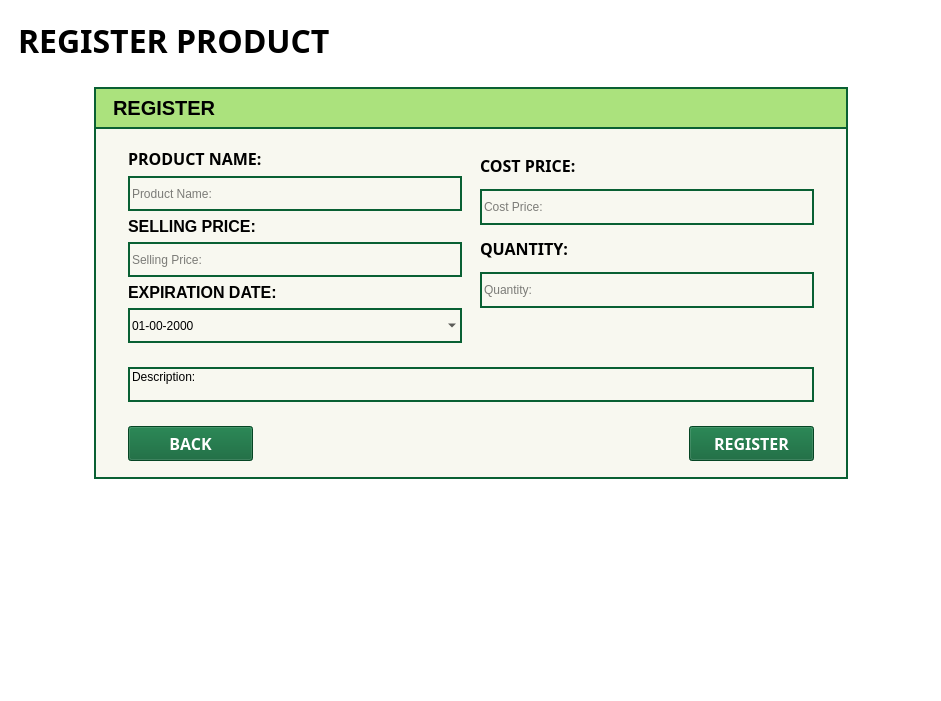
The window that Screens/MainMenuScreens/Registration/Registration_prod.ui (Bideiro/Ranil_project_py) describes before a commit, drawn with Qt 5.
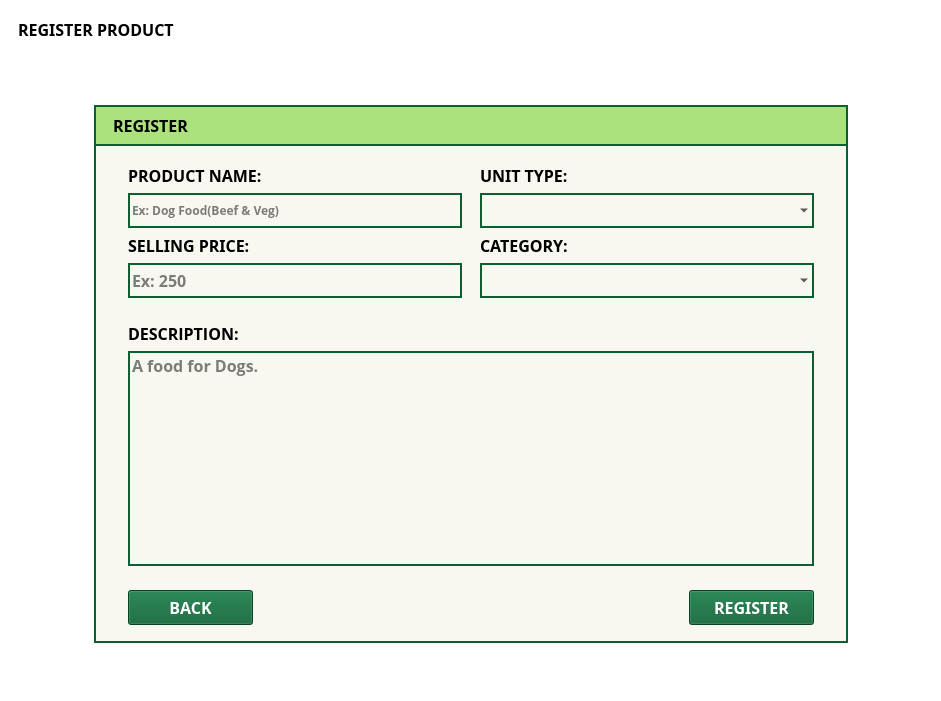
The same window after the commit.

Commit message: working reg_prod

Diff of the .ui file:
```diff
--- a/Screens/MainMenuScreens/Registration/Registration_prod.ui
+++ b/Screens/MainMenuScreens/Registration/Registration_prod.ui
@@ -10,12 +10,27 @@
     <height>701</height>
    </rect>
   </property>
+  <property name="font">
+   <font>
+    <family>Open Sans</family>
+    <pointsize>12</pointsize>
+    <bold>true</bold>
+   </font>
+  </property>
   <property name="windowTitle">
    <string>MainWindow</string>
   </property>
   <widget class="QWidget" name="centralwidget">
    <property name="styleSheet">
-    <string notr="true">#centralwidget{background-color: rgb(255, 255, 255);}</string>
+    <string notr="true">#centralwidget{background-color: rgb(255, 255, 255);}
+
+.QLabel{
+	font: 700 12pt &quot;DM Sans&quot;;
+}
+
+.QComboBox , .QLineEdit{
+	font: 700 9pt &quot;Open Sans&quot;;
+}</string>
    </property>
    <layout class="QVBoxLayout" name="verticalLayout_7">
     <item>
@@ -26,7 +41,7 @@
          <property name="font">
           <font>
            <family>DM Sans</family>
-           <pointsize>24</pointsize>
+           <pointsize>12</pointsize>
            <italic>false</italic>
            <bold>true</bold>
           </font>
@@ -39,6 +54,22 @@
       </layout>
      </widget>
     </item>
+    <item>
+     <spacer name="verticalSpacer">
+      <property name="orientation">
+       <enum>Qt::Vertical</enum>
+      </property>
+      <property name="sizeType">
+       <enum>QSizePolicy::Fixed</enum>
+      </property>
+      <property name="sizeHint" stdset="0">
+       <size>
+        <width>20</width>
+        <height>40</height>
+       </size>
+      </property>
+     </spacer>
+    </item>
     <item>
      <widget class="QWidget" name="widget_10" native="true">
       <layout class="QHBoxLayout" name="horizontalLayout_4">
@@ -121,7 +152,9 @@
                </property>
                <property name="font">
                 <font>
-                 <pointsize>15</pointsize>
+                 <family>DM Sans</family>
+                 <pointsize>12</pointsize>
+                 <italic>false</italic>
                  <bold>true</bold>
                 </font>
                </property>
@@ -187,6 +220,7 @@
                       <font>
                        <family>DM Sans</family>
                        <pointsize>12</pointsize>
+                       <italic>false</italic>
                        <bold>true</bold>
                       </font>
                      </property>
@@ -209,11 +243,19 @@
                        <height>35</height>
                       </size>
                      </property>
+                     <property name="font">
+                      <font>
+                       <family>Open Sans</family>
+                       <pointsize>9</pointsize>
+                       <italic>false</italic>
+                       <bold>true</bold>
+                      </font>
+                     </property>
                      <property name="text">
                       <string/>
                      </property>
                      <property name="placeholderText">
-                      <string>Product Name:</string>
+                      <string>Ex: Dog Food(Beef &amp; Veg)</string>
                      </property>
                     </widget>
                    </item>
@@ -221,7 +263,9 @@
                     <widget class="QLabel" name="label_4">
                      <property name="font">
                       <font>
+                       <family>DM Sans</family>
                        <pointsize>12</pointsize>
+                       <italic>false</italic>
                        <bold>true</bold>
                       </font>
                      </property>
@@ -248,48 +292,7 @@
                       <string/>
                      </property>
                      <property name="placeholderText">
-                      <string>Selling Price:</string>
-                     </property>
-                    </widget>
-                   </item>
-                   <item>
-                    <widget class="QLabel" name="label_5">
-                     <property name="font">
-                      <font>
-                       <pointsize>12</pointsize>
-                       <bold>true</bold>
-                      </font>
-                     </property>
-                     <property name="text">
-                      <string>EXPIRATION DATE:</string>
-                     </property>
-                    </widget>
-                   </item>
-                   <item>
-                    <widget class="QDateEdit" name="EDate_DE">
-                     <property name="sizePolicy">
-                      <sizepolicy hsizetype="MinimumExpanding" vsizetype="Minimum">
-                       <horstretch>0</horstretch>
-                       <verstretch>0</verstretch>
-                      </sizepolicy>
-                     </property>
-                     <property name="minimumSize">
-                      <size>
-                       <width>25</width>
-                       <height>35</height>
-                      </size>
-                     </property>
-                     <property name="buttonSymbols">
-                      <enum>QAbstractSpinBox::NoButtons</enum>
-                     </property>
-                     <property name="specialValueText">
-                      <string/>
-                     </property>
-                     <property name="displayFormat">
-                      <string>dd-mm-yyyy</string>
-                     </property>
-                     <property name="calendarPopup">
-                      <bool>true</bool>
+                      <string>Ex: 250</string>
                      </property>
                     </widget>
                    </item>
@@ -308,60 +311,25 @@
 }</string>
                   </property>
                   <layout class="QVBoxLayout" name="verticalLayout">
-                   <item>
-                    <widget class="QLabel" name="label_7">
-                     <property name="font">
-                      <font>
-                       <family>DM Sans</family>
-                       <pointsize>12</pointsize>
-                       <bold>true</bold>
-                      </font>
-                     </property>
-                     <property name="text">
-                      <string>COST PRICE:</string>
-                     </property>
-                    </widget>
-                   </item>
-                   <item>
-                    <widget class="QLineEdit" name="CPrice_LE">
-                     <property name="sizePolicy">
-                      <sizepolicy hsizetype="MinimumExpanding" vsizetype="Minimum">
-                       <horstretch>0</horstretch>
-                       <verstretch>0</verstretch>
-                      </sizepolicy>
-                     </property>
-                     <property name="minimumSize">
-                      <size>
-                       <width>25</width>
-                       <height>35</height>
-                      </size>
-                     </property>
-                     <property name="text">
-                      <string/>
-                     </property>
-                     <property name="placeholderText">
-                      <string>Cost Price:</string>
-                     </property>
-                    </widget>
-                   </item>
                    <item>
                     <widget class="QLabel" name="label_8">
                      <property name="font">
                       <font>
                        <family>DM Sans</family>
                        <pointsize>12</pointsize>
+                       <italic>false</italic>
                        <bold>true</bold>
                       </font>
                      </property>
                      <property name="text">
-                      <string>QUANTITY:</string>
+                      <string>UNIT TYPE:</string>
                      </property>
                     </widget>
                    </item>
                    <item>
-                    <widget class="QLineEdit" name="Quan_LE">
+                    <widget class="QComboBox" name="UType_CB">
                      <property name="sizePolicy">
-                      <sizepolicy hsizetype="MinimumExpanding" vsizetype="Minimum">
+                      <sizepolicy hsizetype="MinimumExpanding" vsizetype="Fixed">
                        <horstretch>0</horstretch>
                        <verstretch>0</verstretch>
                       </sizepolicy>
@@ -372,29 +340,47 @@
                        <height>35</height>
                       </size>
                      </property>
-                     <property name="text">
-                      <string/>
-                     </property>
                      <property name="placeholderText">
-                      <string>Quantity: </string>
+                      <string>UNDEFINED</string>
                      </property>
                     </widget>
                    </item>
                    <item>
-                    <spacer name="verticalSpacer">
-                     <property name="orientation">
-                      <enum>Qt::Vertical</enum>
+                    <widget class="QLabel" name="label_6">
+                     <property name="text">
+                      <string>CATEGORY:</string>
                      </property>
-                     <property name="sizeType">
-                      <enum>QSizePolicy::Fixed</enum>
+                    </widget>
+                   </item>
+                   <item>
+                    <widget class="QComboBox" name="CType_CB">
+                     <property name="sizePolicy">
+                      <sizepolicy hsizetype="MinimumExpanding" vsizetype="Fixed">
+                       <horstretch>0</horstretch>
+                       <verstretch>0</verstretch>
+                      </sizepolicy>
                      </property>
-                     <property name="sizeHint" stdset="0">
+                     <property name="minimumSize">
                       <size>
                        <width>25</width>
                        <height>35</height>
                       </size>
                      </property>
-                    </spacer>
+                     <property name="font">
+                      <font>
+                       <family>Open Sans</family>
+                       <pointsize>9</pointsize>
+                       <italic>false</italic>
+                       <bold>true</bold>
+                      </font>
+                     </property>
+                     <property name="placeholderText">
+                      <string>Ex: Dog Food</string>
+                     </property>
+                     <property name="frame">
+                      <bool>true</bool>
+                     </property>
+                    </widget>
                    </item>
                   </layout>
                  </widget>
@@ -404,7 +390,14 @@
              </item>
              <item>
               <widget class="QWidget" name="widget_5" native="true">
-               <layout class="QHBoxLayout" name="horizontalLayout_3">
+               <layout class="QVBoxLayout" name="verticalLayout_8">
+                <item>
+                 <widget class="QLabel" name="label_5">
+                  <property name="text">
+                   <string>DESCRIPTION:</string>
+                  </property>
+                 </widget>
+                </item>
                 <item>
                  <widget class="QLineEdit" name="desc_LE">
                   <property name="sizePolicy">
@@ -419,12 +412,15 @@
                     <height>35</height>
                    </size>
                   </property>
-                  <property name="text">
-                   <string>Description: </string>
-                  </property>
                   <property name="alignment">
                    <set>Qt::AlignLeading|Qt::AlignLeft|Qt::AlignTop</set>
                   </property>
+                  <property name="placeholderText">
+                   <string>A food for Dogs.</string>
+                  </property>
+                  <property name="clearButtonEnabled">
+                   <bool>false</bool>
+                  </property>
                  </widget>
                 </item>
                </layout>
@@ -523,6 +519,9 @@
       <property name="orientation">
        <enum>Qt::Vertical</enum>
       </property>
+      <property name="sizeType">
+       <enum>QSizePolicy::Fixed</enum>
+      </property>
       <property name="sizeHint" stdset="0">
        <size>
         <width>20</width>
```
The commit also changes 19 other files.
